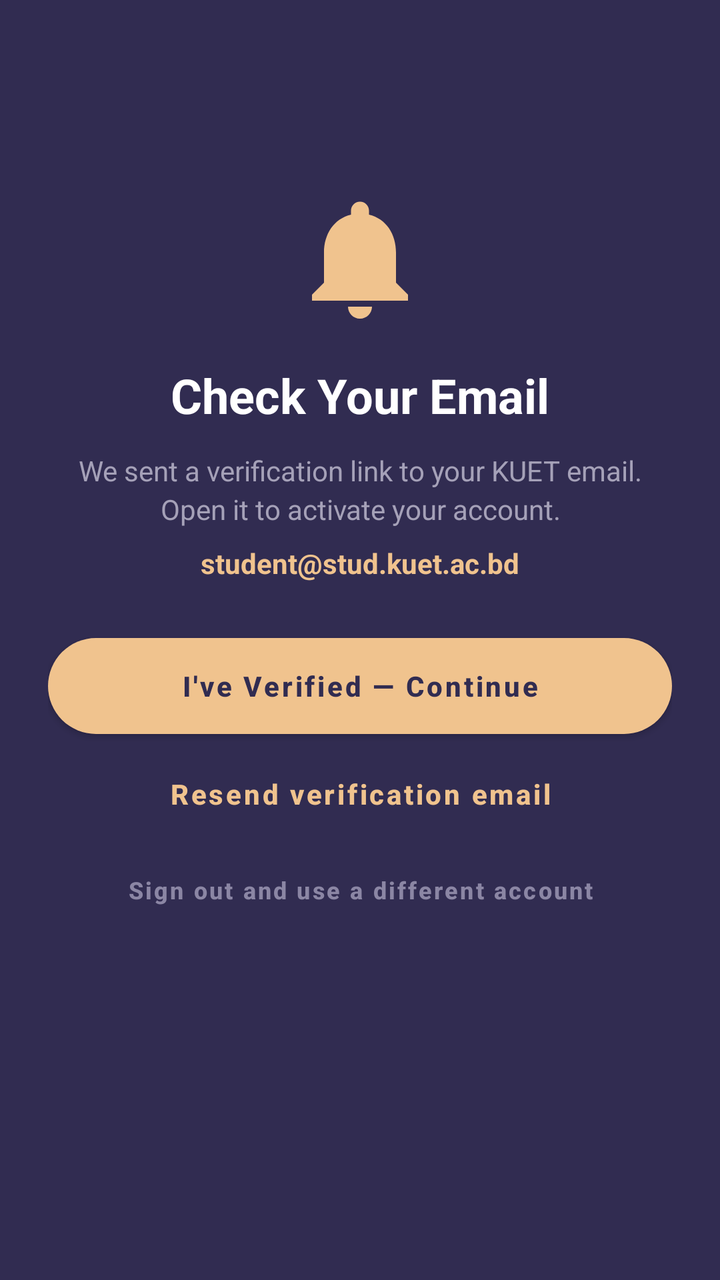
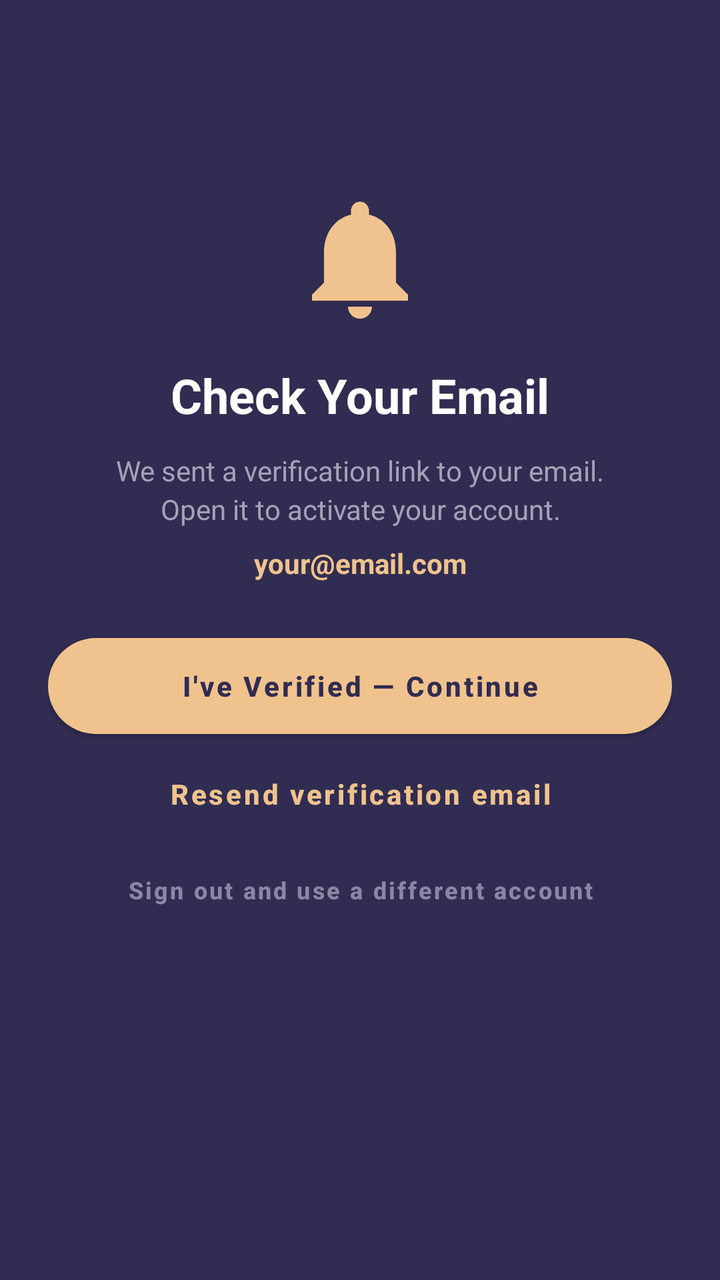

Compare the two renders of this Android layout. The source of the first and the diff that turns it into the second are given below.
<!-- AndroidManifest.xml: application theme Theme.BorrowBox -->
<!-- res/layout/activity_email_verification.xml -->
<?xml version="1.0" encoding="utf-8"?>
<androidx.constraintlayout.widget.ConstraintLayout
    xmlns:android="http://schemas.android.com/apk/res/android"
    xmlns:app="http://schemas.android.com/apk/res-auto"
    android:layout_width="match_parent"
    android:layout_height="match_parent"
    android:background="@color/screen_bg"
    android:fitsSystemWindows="true"
    android:paddingHorizontal="24dp">

    <ImageView
        android:id="@+id/ivEmailIcon"
        android:layout_width="72dp"
        android:layout_height="72dp"
        android:src="@drawable/ic_bell"
        android:contentDescription="Email Verification"
        app:tint="@color/peach_accent"
        app:layout_constraintTop_toTopOf="parent"
        app:layout_constraintBottom_toTopOf="@id/tvVerifTitle"
        app:layout_constraintStart_toStartOf="parent"
        app:layout_constraintEnd_toEndOf="parent"
        app:layout_constraintVertical_chainStyle="packed"
        app:layout_constraintVertical_bias="0.35" />

    <TextView
        android:id="@+id/tvVerifTitle"
        android:layout_width="wrap_content"
        android:layout_height="wrap_content"
        android:layout_marginTop="16dp"
        android:text="Check Your Email"
        android:textColor="@color/light_text_primary"
        android:textSize="24sp"
        android:textStyle="bold"
        app:layout_constraintTop_toBottomOf="@id/ivEmailIcon"
        app:layout_constraintBottom_toTopOf="@id/tvVerifBody"
        app:layout_constraintStart_toStartOf="parent"
        app:layout_constraintEnd_toEndOf="parent" />

    <TextView
        android:id="@+id/tvVerifBody"
        android:layout_width="match_parent"
        android:layout_height="wrap_content"
        android:layout_marginTop="12dp"
        android:text="We sent a verification link to your KUET email.\nOpen it to activate your account."
        android:textColor="@color/light_text_secondary"
        android:textSize="14sp"
        android:gravity="center"
        android:lineSpacingExtra="3dp"
        app:layout_constraintTop_toBottomOf="@id/tvVerifTitle"
        app:layout_constraintBottom_toTopOf="@id/tvVerifEmail"
        app:layout_constraintStart_toStartOf="parent"
        app:layout_constraintEnd_toEndOf="parent" />

    <TextView
        android:id="@+id/tvVerifEmail"
        android:layout_width="wrap_content"
        android:layout_height="wrap_content"
        android:layout_marginTop="8dp"
        android:text="student@stud.kuet.ac.bd"
        android:textColor="@color/peach_accent"
        android:textSize="14sp"
        android:textStyle="bold"
        app:layout_constraintTop_toBottomOf="@id/tvVerifBody"
        app:layout_constraintBottom_toTopOf="@id/btnVerifContinue"
        app:layout_constraintStart_toStartOf="parent"
        app:layout_constraintEnd_toEndOf="parent" />

    <com.google.android.material.button.MaterialButton
        android:id="@+id/btnVerifContinue"
        style="@style/Widget.BorrowBox.Button.Peach"
        android:layout_width="match_parent"
        android:layout_height="wrap_content"
        android:layout_marginTop="28dp"
        android:text="I've Verified — Continue"
        app:layout_constraintTop_toBottomOf="@id/tvVerifEmail"
        app:layout_constraintBottom_toTopOf="@id/btnVerifResend"
        app:layout_constraintStart_toStartOf="parent"
        app:layout_constraintEnd_toEndOf="parent" />

    <com.google.android.material.button.MaterialButton
        android:id="@+id/btnVerifResend"
        style="@style/Widget.BorrowBox.Button.Text"
        android:layout_width="match_parent"
        android:layout_height="wrap_content"
        android:layout_marginTop="8dp"
        android:text="Resend verification email"
        app:layout_constraintTop_toBottomOf="@id/btnVerifContinue"
        app:layout_constraintBottom_toTopOf="@id/btnVerifLogout"
        app:layout_constraintStart_toStartOf="parent"
        app:layout_constraintEnd_toEndOf="parent" />

    <com.google.android.material.button.MaterialButton
        android:id="@+id/btnVerifLogout"
        style="@style/Widget.BorrowBox.Button.Text"
        android:layout_width="match_parent"
        android:layout_height="wrap_content"
        android:layout_marginTop="4dp"
        android:text="Sign out and use a different account"
        android:textColor="@color/light_text_muted"
        android:textSize="12sp"
        app:layout_constraintTop_toBottomOf="@id/btnVerifResend"
        app:layout_constraintBottom_toBottomOf="parent"
        app:layout_constraintStart_toStartOf="parent"
        app:layout_constraintEnd_toEndOf="parent" />

</androidx.constraintlayout.widget.ConstraintLayout>
<!-- resources referenced by this layout -->
<resources>
  <color name="light_text_muted">#8B86A4</color>
  <color name="light_text_primary">#FFFFFF</color>
  <color name="light_text_secondary">#A5A1B8</color>
  <color name="peach_accent">#F0C38E</color>
  <color name="screen_bg">#312C51</color>
  <!-- drawable ic_bell (drawable) -->
  <vector xmlns:android="http://schemas.android.com/apk/res/android"
      android:width="24dp"
      android:height="24dp"
      android:viewportWidth="24"
      android:viewportHeight="24">
      <path
          android:fillColor="@color/white"
          android:pathData="M12,22c1.1,0 2,-0.9 2,-2h-4c0,1.1 0.9,2 2,2zM18,16v-5c0,-3.07 -1.63,-5.64 -4.5,-6.32V4c0,-0.83 -0.67,-1.5 -1.5,-1.5s-1.5,0.67 -1.5,1.5v0.68C7.64,5.36 6,7.92 6,11v5l-2,2v1h16v-1l-2,-2z"/>
  </vector>
  <style name="Widget.BorrowBox.Button.Text" parent="Widget.MaterialComponents.Button.TextButton">
          <item name="shapeAppearanceOverlay">@style/ShapeAppearance.BorrowBox.Pill</item>
          <item name="android:textColor">@color/peach_accent</item>
          <item name="android:insetTop">0dp</item>
          <item name="android:insetBottom">0dp</item>
          <item name="android:minHeight">44dp</item>
          <item name="android:textAllCaps">false</item>
          <item name="android:textSize">14sp</item>
          <item name="android:fontFamily">sans-serif-medium</item>
          <item name="android:ellipsize">none</item>
      </style>
  <color name="white">#FFFFFF</color>
  <style name="ShapeAppearance.BorrowBox.Pill" parent="">
          <item name="cornerSize">24dp</item>
          <item name="cornerFamily">rounded</item>
      </style>
  <color name="dark_text">#312C51</color>
  <color name="card_bg">#48426D</color>
  <color name="card_border">#58517E</color>
  <style name="Widget.BorrowBox.CardView" parent="Widget.MaterialComponents.CardView">
          <item name="shapeAppearanceOverlay">@style/ShapeAppearance.BorrowBox.RoundedCard</item>
          <item name="cardBackgroundColor">@color/card_bg</item>
          <item name="cardElevation">3dp</item>
          <item name="strokeWidth">1dp</item>
          <item name="strokeColor">@color/card_border</item>
      </style>
  <style name="ThemeOverlay.BorrowBox.Dialog" parent="ThemeOverlay.MaterialComponents.MaterialAlertDialog">
          <item name="colorSurface">@color/card_bg</item>
          <item name="android:background">@color/card_bg</item>
          <item name="android:textColorPrimary">@color/light_text_primary</item>
          <item name="android:textColorSecondary">@color/light_text_secondary</item>
          <item name="buttonBarPositiveButtonStyle">@style/Widget.BorrowBox.DialogButton.Positive</item>
          <item name="buttonBarNegativeButtonStyle">@style/Widget.BorrowBox.DialogButton.Negative</item>
          <item name="shapeAppearanceOverlay">@style/ShapeAppearance.BorrowBox.RoundedCard</item>
      </style>
  <style name="ShapeAppearance.BorrowBox.RoundedCard" parent="">
          <item name="cornerSize">22dp</item>
          <item name="cornerFamily">rounded</item>
      </style>
  <style name="Widget.BorrowBox.DialogButton.Positive" parent="Widget.MaterialComponents.Button.TextButton">
          <item name="android:textColor">@color/peach_accent</item>
          <item name="android:textStyle">bold</item>
      </style>
  <style name="Widget.BorrowBox.DialogButton.Negative" parent="Widget.MaterialComponents.Button.TextButton">
          <item name="android:textColor">@color/light_text_secondary</item>
      </style>
  <!-- unchanged entries left out for length: 2 -->
</resources>

<!-- the commit's change to res/layout/activity_email_verification.xml (unified diff, before → after) -->
@@ -41,7 +41,7 @@
         android:layout_width="match_parent"
         android:layout_height="wrap_content"
         android:layout_marginTop="12dp"
-        android:text="We sent a verification link to your KUET email.\nOpen it to activate your account."
+        android:text="We sent a verification link to your email.\nOpen it to activate your account."
         android:textColor="@color/light_text_secondary"
         android:textSize="14sp"
         android:gravity="center"
@@ -56,7 +56,7 @@
         android:layout_width="wrap_content"
         android:layout_height="wrap_content"
         android:layout_marginTop="8dp"
-        android:text="student@stud.kuet.ac.bd"
+        android:text="your@email.com"
         android:textColor="@color/peach_accent"
         android:textSize="14sp"
         android:textStyle="bold"
